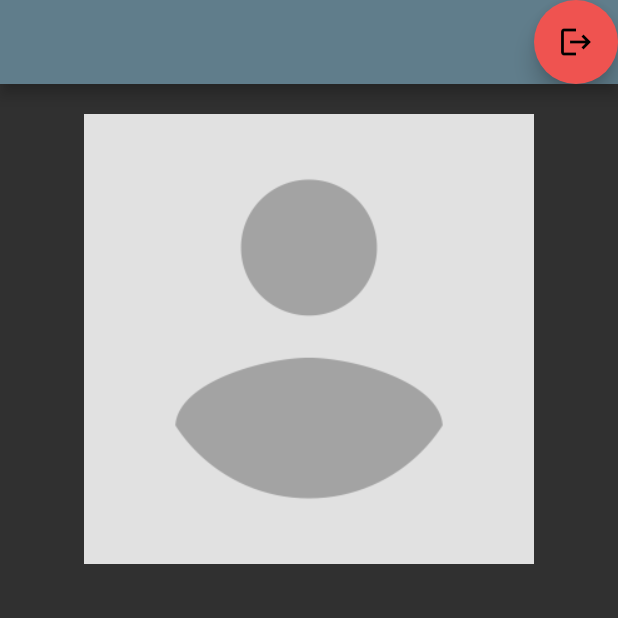
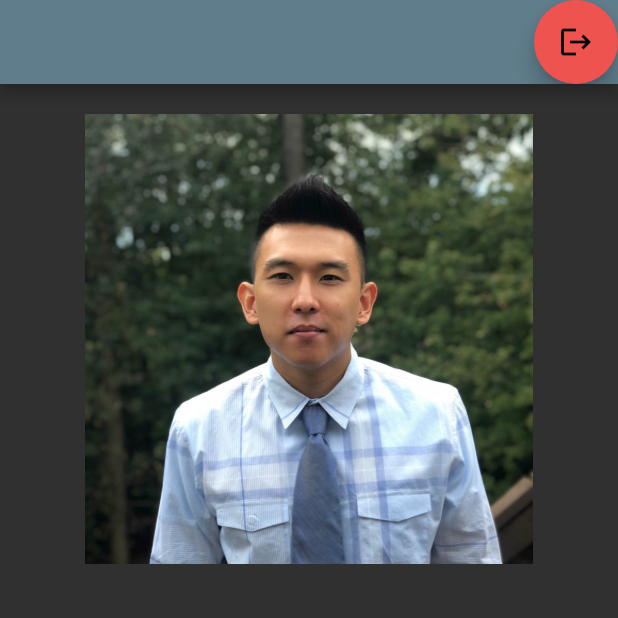
Before and after one commit to cpak125/MAP_Fanpage, a Flutter app: the HomePage screen opened directly, on a phone screen of 412 x 824 dp, the top half of it. Run offline on Flutter 3.47's test engine with Material 2 defaults, Android fonts, the phone set to English and light mode, and no system bars; our stand-ins replace cloud_firestore, firebase_auth, firebase_core, google_sign_in; accounts and stored records are empty.

```diff
--- a/lib/views/home_view.dart
+++ b/lib/views/home_view.dart
@@ -25,7 +25,7 @@ class _HomePageState extends State<HomePage> {
     final splashImage = Container(
       padding: EdgeInsets.only(top: 20.0),
       child: Image.asset(
-        "assets/placeholder.png",
+        "assets/profile.png",
         height: 300.0,
       ),
     );
--- a/pubspec.yaml
+++ b/pubspec.yaml
@@ -49,8 +49,7 @@ flutter:
   uses-material-design: true
 
   assets:
-    - assets/me.png
-    - assets/placeholder.png
+    - assets/profile.png
     - assets/google_logo.png
   #   - images/a_dot_ham.jpeg
 
```
Also changed, not shown: assets/me.png (deleted), assets/placeholder.png (deleted), assets/profile.png (added).
